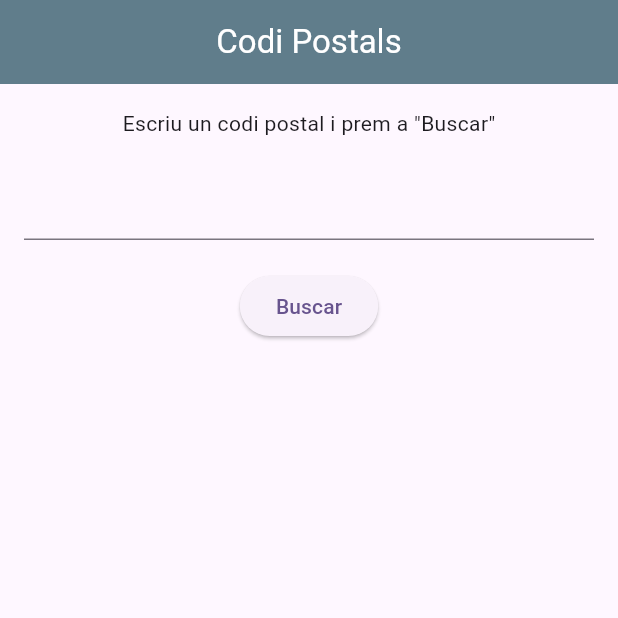
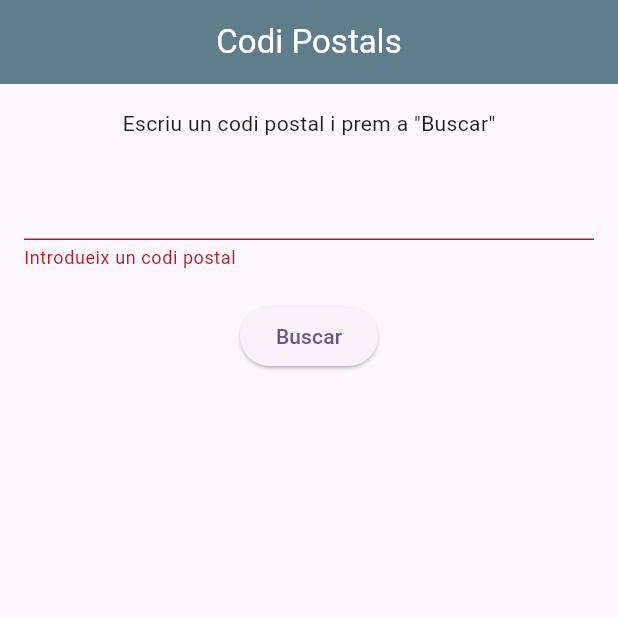
Before and after one commit to jordicarrizoduran/a1_4, a Flutter app: the screen it shows after launch, after a tap on "Buscar", on a phone screen of 412 x 824 dp, the top half of it. Run offline on Flutter 3.47's test engine with Material 3 defaults, Android fonts, the phone set to English and light mode, and no system bars.

Commit message:
pugem nova versió home

```diff
--- /dev/null
+++ b/lib/screens/home-antiga.dart
@@ -0,0 +1,69 @@
+import 'package:a1_4/models/postal_codes.dart';
+import 'package:a1_4/services/postal_service.dart';
+import 'package:flutter/material.dart';
+
+
+class Home extends StatefulWidget {
+  const Home({super.key});
+
+  @override
+  State<Home> createState() => _HomeState();
+}
+
+class _HomeState extends State<Home> {
+  final myController = TextEditingController();
+  late CodiPostals postalCodes = CodiPostals(postCode: '', country: '', countryAbbreviation: '', places: []);
+
+  @override
+  void dispose(){
+    myController.dispose();
+    super.dispose();
+  }
+
+  @override
+  Widget build(BuildContext context) {
+    return Scaffold(
+      appBar: AppBar(
+        title: const Text("Codi Postals"),
+      ),
+      body: SingleChildScrollView(
+        child: Padding(
+            padding: const EdgeInsets.all(16),
+            child: Column(
+              children: [
+                const Text(
+                    'Escriu un codi postal i prem a "Buscar"'),
+                const SizedBox(height: 20),
+                TextField(
+                  controller: myController,
+                ),
+                const SizedBox(height: 20),
+                ElevatedButton(
+                  onPressed: () async {
+                    CodiPostals result = await PostalService().fetchData(myController.text);
+                    // Actualitzar la UI o fer altres operacions amb postalCodes
+                    setState(() {
+                      postalCodes = result;
+                    });
+                  },
+                  child: const Text('Buscar'),
+                ),
+                const SizedBox(height: 40),
+                Row(
+                  children: [
+                    if(postalCodes != null && postalCodes.postCode != null) ...[
+                      Text(postalCodes.postCode),
+                      Text(postalCodes.countryAbbreviation),
+                    ] else
+                      const Text('Codi postal no guardat')
+
+                  ],
+                ),
+              ],
+            )
+
+        ),
+      ),
+    );
+  }
+}
--- a/lib/screens/home.dart
+++ b/lib/screens/home.dart
@@ -2,9 +2,8 @@ import 'package:a1_4/models/postal_codes.dart';
 import 'package:a1_4/services/postal_service.dart';
 import 'package:flutter/material.dart';
 
-
 class Home extends StatefulWidget {
-  const Home({super.key});
+  const Home({Key? key}) : super(key: key);
 
   @override
   State<Home> createState() => _HomeState();
@@ -12,18 +11,18 @@ class Home extends StatefulWidget {
 
 class _HomeState extends State<Home> {
   final myController = TextEditingController();
-  late CodiPostals postalCodes = CodiPostals(
-      postCode: '', country: '', countryAbbreviation: '', places: []);
+  late CodiPostals postalCodes = CodiPostals(postCode: '', country: '', countryAbbreviation: '', places: []);
+  final _formKey = GlobalKey<FormState>();
+  bool _buttonPressed = false; // Variable per indicar si s'ha premut el botó o no
 
   @override
-  void dispose(){
+  void dispose() {
     myController.dispose();
     super.dispose();
   }
 
   @override
   Widget build(BuildContext context) {
-
     return Scaffold(
       appBar: AppBar(
         title: const Text("Codi Postals"),
@@ -31,49 +30,61 @@ class _HomeState extends State<Home> {
       body: SingleChildScrollView(
         child: Padding(
           padding: const EdgeInsets.all(16),
+          child: Form(
+            key: _formKey,
             child: Column(
               children: [
-                  const Text(
-                      'Escriu un codi postal i prem a "Buscar"'),
+                const Text('Escriu un codi postal i prem a "Buscar"'),
                 const SizedBox(height: 20),
-                  TextField(
+                TextFormField(
                   controller: myController,
+                  validator: (value) {
+                    if (value == null || value.isEmpty) {
+                      return 'Introdueix un codi postal';
+                    }
+                    return null;
+                  },
                 ),
                 const SizedBox(height: 20),
                 ElevatedButton(
                   onPressed: () async {
-                      try {
-                        // Fer la crida a fetchData
-                        CodiPostals result = await PostalService().fetchData(myController.text);
-
-                        // Actualitzar la UI o fer altres operacions amb postalCodes
+                    // Validar el formulari abans de continuar
+                    if (_formKey.currentState?.validate() ?? false) {
+                      // Només fer la crida a fetchData quan l'usuari prem el botó
                       setState(() {
-                          postalCodes = result;
+                        _buttonPressed = true;
                       });
-
-                        debugPrint(postalCodes.postCode);
-                      } catch (e) {
-                        // Gestionar errors, com mostrar un missatge d'error
-                        debugPrint("Error: $e");
                     }
                   },
                   child: const Text('Buscar'),
                 ),
+                FutureBuilder(
+                  future: _buttonPressed ? PostalService().fetchData(myController.text) : null,
+                  builder: (context, snapshot) {
+                    if (!_buttonPressed) {
+                      return const SizedBox.shrink(); // No mostrar res fins que l'usuari premi el botó
+                    } else if (snapshot.connectionState == ConnectionState.waiting) {
+                      return const Text('Carregant');
+                    } else if (snapshot.hasError) {
+                      return const Text('Aquest codi postal no està registrat');
+                    } else if (snapshot.hasData) {
+                      var codiPostal = snapshot.data as CodiPostals;
+
+                      return Column(
+                        children: [
+                          Text(codiPostal.postCode),
+                          Text(codiPostal.countryAbbreviation),
+                        ],
+                      );
+                    } else {
+                      return const SizedBox.shrink();
+                    }
+                  },
+                ),
                 const SizedBox(height: 40),
-                  Row(
-                    children: [
-                      if (postalCodes != null && postalCodes.postCode != null)
-                        ...[
-                          Text(postalCodes.postCode),
-                          Text(postalCodes.countryAbbreviation ?? ''),
-                        ]
-                      else
-                        Text("Aquest codi postal no existeix"),
               ],
             ),
-                ],
-              )
-
+          ),
         ),
       ),
     );
```
Lines whose indentation alone changed are shown as unchanged.
